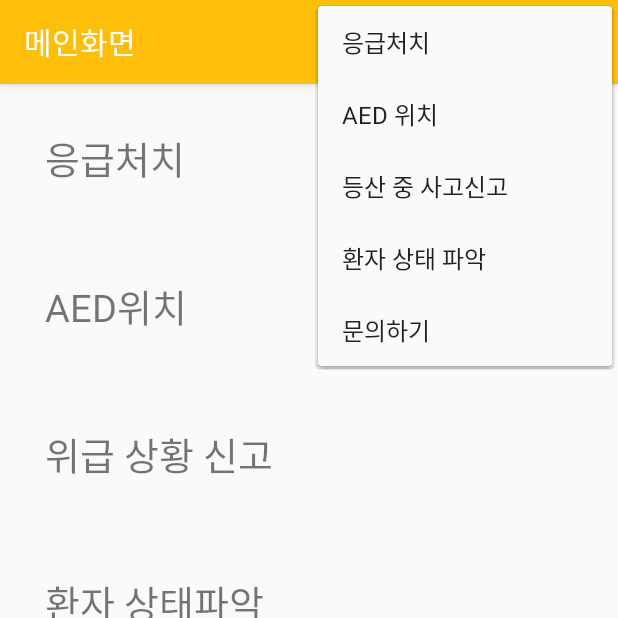
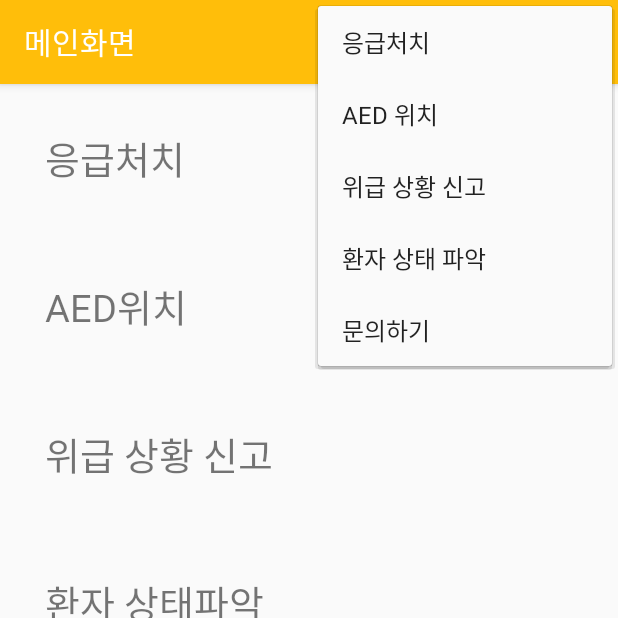
Before and after one commit to akana0321/SaveUs, an Android app: the screen it shows after launch (MainActivity), with the options menu open, on a phone screen of 412 x 824 dp, the top half of it. Run offline under Robolectric (Android 15) with nearby library versions, the phone set to English and light mode, and no system bars.

Commit message:
Font Revising - Main

```diff
--- a/app/src/main/res/layout/activity_main.xml
+++ b/app/src/main/res/layout/activity_main.xml
@@ -16,7 +16,8 @@
             android:layout_height="wrap_content"
             android:layout_margin="30dp"
             android:text="응급처치"
-            android:textSize="25dp" />
+            android:textSize="25dp"
+            android:fontFamily="@font/nexon_gothic_bold"/>
 
         <TextView
             android:id="@+id/mainTv_AED"
@@ -24,7 +25,8 @@
             android:layout_height="wrap_content"
             android:layout_margin="30dp"
             android:text="AED위치"
-            android:textSize="25dp" />
+            android:textSize="25dp"
+            android:fontFamily="@font/nexon_gothic_bold" />
 
         <TextView
             android:id="@+id/mainTV_Moun"
@@ -32,7 +34,8 @@
             android:layout_height="wrap_content"
             android:layout_margin="30dp"
             android:text="위급 상황 신고"
-            android:textSize="25dp" />
+            android:textSize="25dp"
+            android:fontFamily="@font/nexon_gothic_bold"/>
 
         <TextView
             android:id="@+id/mainTv_Pati"
@@ -40,7 +43,8 @@
             android:layout_height="wrap_content"
             android:layout_margin="30dp"
             android:text="환자 상태파악"
-            android:textSize="25dp" />
+            android:textSize="25dp"
+            android:fontFamily="@font/nexon_gothic_bold"/>
 
         <TextView
             android:id="@+id/mainTv_Cont"
@@ -48,7 +52,8 @@
             android:layout_height="wrap_content"
             android:layout_margin="30dp"
             android:text="문의하기"
-            android:textSize="25dp" />
+            android:textSize="25dp"
+            android:fontFamily="@font/nexon_gothic_bold"/>
 
     </LinearLayout>
 
--- a/app/src/main/res/menu/toolbar_menu.xml
+++ b/app/src/main/res/menu/toolbar_menu.xml
@@ -10,7 +10,7 @@
         android:title="AED 위치" />
     <item
         android:id="@+id/tbMoun"
-        android:title="등산 중 사고신고" />
+        android:title="위급 상황 신고" />
     <item
         android:id="@+id/tbPati"
         android:title="환자 상태 파악" />
```
Also changed, not shown: app/src/main/java/com/example/saveus/MainActivity.java (+16 -10 lines), app/src/main/res/font/font.xml (added, +15 -0 lines), 2 other files.
